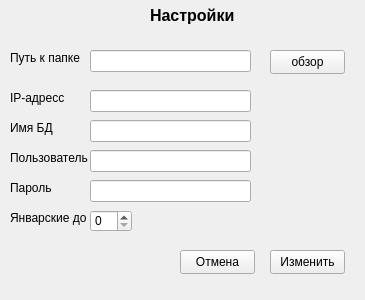
Qt form notebook/sourse/ui_files/settings.ui (SmolPO/my_helper) before a commit.
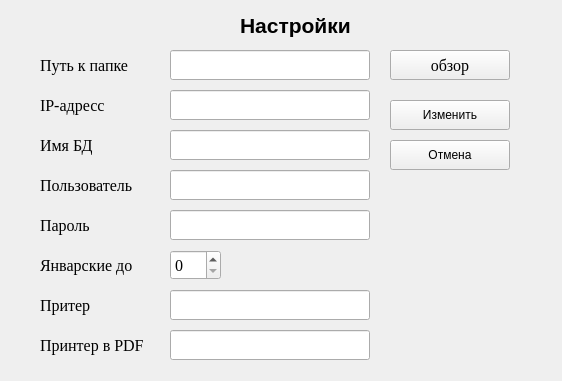
The same form after that commit.

What changed in the file:
```diff
--- a/notebook/sourse/ui_files/settings.ui
+++ b/notebook/sourse/ui_files/settings.ui
@@ -6,8 +6,8 @@
    <rect>
     <x>0</x>
     <y>0</y>
-    <width>365</width>
-    <height>300</height>
+    <width>562</width>
+    <height>381</height>
    </rect>
   </property>
   <property name="windowTitle">
@@ -16,10 +16,10 @@
   <widget class="QPushButton" name="b_ok">
    <property name="geometry">
     <rect>
-     <x>270</x>
-     <y>250</y>
-     <width>75</width>
-     <height>24</height>
+     <x>390</x>
+     <y>100</y>
+     <width>120</width>
+     <height>30</height>
     </rect>
    </property>
    <property name="text">
@@ -29,10 +29,10 @@
   <widget class="QPushButton" name="b_cancel">
    <property name="geometry">
     <rect>
-     <x>180</x>
-     <y>250</y>
-     <width>75</width>
-     <height>24</height>
+     <x>390</x>
+     <y>140</y>
+     <width>120</width>
+     <height>30</height>
     </rect>
    </property>
    <property name="text">
@@ -42,15 +42,15 @@
   <widget class="QLabel" name="label">
    <property name="geometry">
     <rect>
-     <x>150</x>
-     <y>0</y>
-     <width>101</width>
-     <height>31</height>
+     <x>240</x>
+     <y>10</y>
+     <width>120</width>
+     <height>30</height>
     </rect>
    </property>
    <property name="font">
     <font>
-     <pointsize>12</pointsize>
+     <pointsize>16</pointsize>
      <bold>true</bold>
     </font>
    </property>
@@ -61,12 +61,18 @@
   <widget class="QLabel" name="label_2">
    <property name="geometry">
     <rect>
-     <x>10</x>
+     <x>40</x>
      <y>50</y>
-     <width>81</width>
-     <height>16</height>
+     <width>120</width>
+     <height>30</height>
     </rect>
    </property>
+   <property name="font">
+    <font>
+     <family>Times New Roman</family>
+     <pointsize>12</pointsize>
+    </font>
+   </property>
    <property name="text">
     <string>Путь к папке</string>
    </property>
@@ -74,22 +80,34 @@
   <widget class="QLineEdit" name="path">
    <property name="geometry">
     <rect>
-     <x>90</x>
+     <x>170</x>
      <y>50</y>
-     <width>161</width>
-     <height>22</height>
+     <width>200</width>
+     <height>30</height>
     </rect>
    </property>
+   <property name="font">
+    <font>
+     <family>Times New Roman</family>
+     <pointsize>12</pointsize>
+    </font>
+   </property>
   </widget>
   <widget class="QPushButton" name="b_explorer">
    <property name="geometry">
     <rect>
-     <x>270</x>
+     <x>390</x>
      <y>50</y>
-     <width>75</width>
-     <height>24</height>
+     <width>120</width>
+     <height>30</height>
     </rect>
    </property>
+   <property name="font">
+    <font>
+     <family>Times New Roman</family>
+     <pointsize>12</pointsize>
+    </font>
+   </property>
    <property name="text">
     <string>обзор</string>
    </property>
@@ -97,12 +115,18 @@
   <widget class="QLabel" name="label_3">
    <property name="geometry">
     <rect>
-     <x>10</x>
+     <x>40</x>
      <y>90</y>
-     <width>61</width>
-     <height>16</height>
+     <width>120</width>
+     <height>30</height>
     </rect>
    </property>
+   <property name="font">
+    <font>
+     <family>Times New Roman</family>
+     <pointsize>12</pointsize>
+    </font>
+   </property>
    <property name="text">
     <string>IP-адресс</string>
    </property>
@@ -110,22 +134,34 @@
   <widget class="QLineEdit" name="ip">
    <property name="geometry">
     <rect>
-     <x>90</x>
+     <x>170</x>
      <y>90</y>
-     <width>161</width>
-     <height>22</height>
+     <width>200</width>
+     <height>30</height>
     </rect>
    </property>
+   <property name="font">
+    <font>
+     <family>Times New Roman</family>
+     <pointsize>12</pointsize>
+    </font>
+   </property>
   </widget>
   <widget class="QLabel" name="label_4">
    <property name="geometry">
     <rect>
-     <x>10</x>
-     <y>120</y>
-     <width>49</width>
-     <height>16</height>
+     <x>40</x>
+     <y>130</y>
+     <width>120</width>
+     <height>30</height>
     </rect>
    </property>
+   <property name="font">
+    <font>
+     <family>Times New Roman</family>
+     <pointsize>12</pointsize>
+    </font>
+   </property>
    <property name="text">
     <string>Имя БД</string>
    </property>
@@ -133,12 +169,18 @@
   <widget class="QLabel" name="label_5">
    <property name="geometry">
     <rect>
-     <x>10</x>
-     <y>150</y>
-     <width>81</width>
-     <height>16</height>
+     <x>40</x>
+     <y>170</y>
+     <width>120</width>
+     <height>30</height>
     </rect>
    </property>
+   <property name="font">
+    <font>
+     <family>Times New Roman</family>
+     <pointsize>12</pointsize>
+    </font>
+   </property>
    <property name="text">
     <string>Пользователь</string>
    </property>
@@ -146,32 +188,50 @@
   <widget class="QLineEdit" name="name_db">
    <property name="geometry">
     <rect>
-     <x>90</x>
-     <y>120</y>
-     <width>161</width>
-     <height>22</height>
+     <x>170</x>
+     <y>130</y>
+     <width>200</width>
+     <height>30</height>
     </rect>
    </property>
+   <property name="font">
+    <font>
+     <family>Times New Roman</family>
+     <pointsize>12</pointsize>
+    </font>
+   </property>
   </widget>
   <widget class="QLineEdit" name="user_db">
    <property name="geometry">
     <rect>
-     <x>90</x>
-     <y>150</y>
-     <width>161</width>
-     <height>22</height>
+     <x>170</x>
+     <y>170</y>
+     <width>200</width>
+     <height>30</height>
     </rect>
    </property>
+   <property name="font">
+    <font>
+     <family>Times New Roman</family>
+     <pointsize>12</pointsize>
+    </font>
+   </property>
   </widget>
   <widget class="QLabel" name="label_6">
    <property name="geometry">
     <rect>
-     <x>10</x>
-     <y>180</y>
-     <width>49</width>
-     <height>16</height>
+     <x>40</x>
+     <y>210</y>
+     <width>120</width>
+     <height>30</height>
     </rect>
    </property>
+   <property name="font">
+    <font>
+     <family>Times New Roman</family>
+     <pointsize>12</pointsize>
+    </font>
+   </property>
    <property name="text">
     <string>Пароль</string>
    </property>
@@ -179,22 +239,34 @@
   <widget class="QLineEdit" name="password_db">
    <property name="geometry">
     <rect>
-     <x>90</x>
-     <y>180</y>
-     <width>161</width>
-     <height>22</height>
+     <x>170</x>
+     <y>210</y>
+     <width>200</width>
+     <height>30</height>
     </rect>
    </property>
+   <property name="font">
+    <font>
+     <family>Times New Roman</family>
+     <pointsize>12</pointsize>
+    </font>
+   </property>
   </widget>
   <widget class="QLabel" name="label_7">
    <property name="geometry">
     <rect>
-     <x>10</x>
-     <y>210</y>
-     <width>81</width>
-     <height>16</height>
+     <x>40</x>
+     <y>250</y>
+     <width>120</width>
+     <height>30</height>
     </rect>
    </property>
+   <property name="font">
+    <font>
+     <family>Times New Roman</family>
+     <pointsize>12</pointsize>
+    </font>
+   </property>
    <property name="text">
     <string>Январские до</string>
    </property>
@@ -202,11 +274,87 @@
   <widget class="QSpinBox" name="new_year">
    <property name="geometry">
     <rect>
-     <x>90</x>
-     <y>210</y>
-     <width>42</width>
-     <height>22</height>
+     <x>170</x>
+     <y>250</y>
+     <width>51</width>
+     <height>30</height>
     </rect>
+   </property>
+   <property name="font">
+    <font>
+     <family>Times New Roman</family>
+     <pointsize>12</pointsize>
+    </font>
+   </property>
+  </widget>
+  <widget class="QLabel" name="label_8">
+   <property name="geometry">
+    <rect>
+     <x>40</x>
+     <y>290</y>
+     <width>120</width>
+     <height>30</height>
+    </rect>
+   </property>
+   <property name="font">
+    <font>
+     <family>Times New Roman</family>
+     <pointsize>12</pointsize>
+    </font>
+   </property>
+   <property name="text">
+    <string>Притер</string>
+   </property>
+  </widget>
+  <widget class="QLabel" name="label_9">
+   <property name="geometry">
+    <rect>
+     <x>40</x>
+     <y>330</y>
+     <width>120</width>
+     <height>30</height>
+    </rect>
+   </property>
+   <property name="font">
+    <font>
+     <family>Times New Roman</family>
+     <pointsize>12</pointsize>
+    </font>
+   </property>
+   <property name="text">
+    <string>Принтер в PDF</string>
+   </property>
+  </widget>
+  <widget class="QLineEdit" name="to_paper">
+   <property name="geometry">
+    <rect>
+     <x>170</x>
+     <y>290</y>
+     <width>200</width>
+     <height>30</height>
+    </rect>
+   </property>
+   <property name="font">
+    <font>
+     <family>Times New Roman</family>
+     <pointsize>12</pointsize>
+    </font>
+   </property>
+  </widget>
+  <widget class="QLineEdit" name="to_pdf">
+   <property name="geometry">
+    <rect>
+     <x>170</x>
+     <y>330</y>
+     <width>200</width>
+     <height>30</height>
+    </rect>
+   </property>
+   <property name="font">
+    <font>
+     <family>Times New Roman</family>
+     <pointsize>12</pointsize>
+    </font>
    </property>
   </widget>
  </widget>
```
